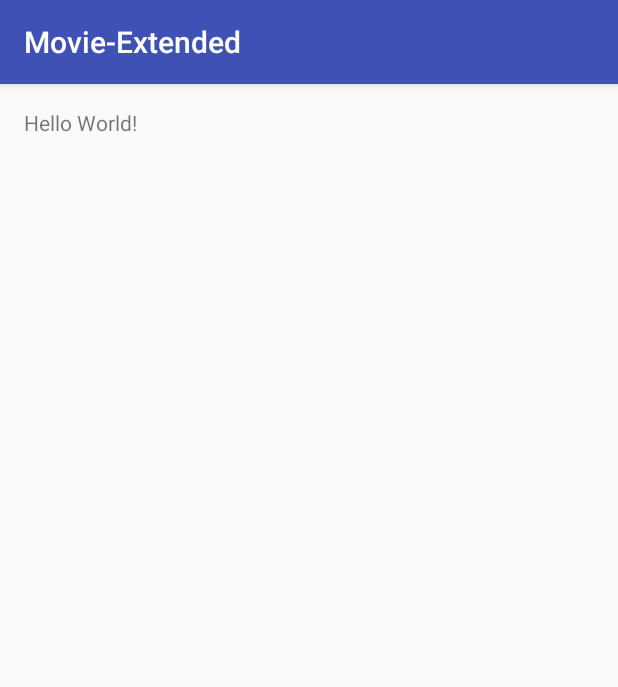
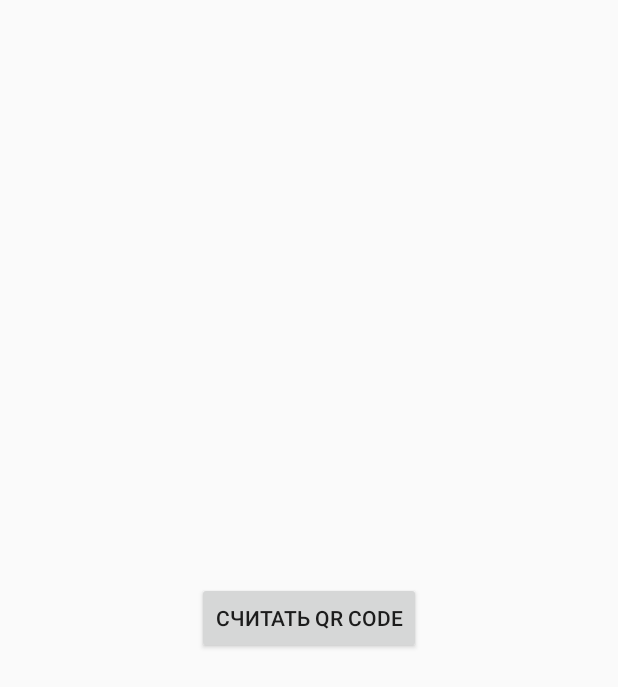
Before and after one commit to LeagueOfDevelopers/Movie-Extended, an Android app: the screen it shows after launch (MainActivity), on a phone screen of 412 x 824 dp. Shown: the top 687 px of the screen. Run offline under Robolectric (Android 15) with nearby library versions, the phone set to English and light mode, and no system bars; our stand-ins replace ButterKnife.

Commit message:
Qr Code reading demo

```diff
--- a/Android/app/build.gradle
+++ b/Android/app/build.gradle
@@ -23,4 +23,9 @@ dependencies {
     compile fileTree(dir: 'libs', include: ['*.jar'])
     testCompile 'junit:junit:4.12'
     compile 'com.android.support:appcompat-v7:23.1.1'
+
+    compile 'com.jakewharton:butterknife:7.0.1'
+    compile 'me.dm7.barcodescanner:zxing:1.8.3'
+
+
 }
--- a/Android/app/src/main/java/com/lod/movie_extended/MainActivity.java
+++ /dev/null
@@ -1,13 +0,0 @@
-package com.lod.movie_extended;
-
-import android.support.v7.app.AppCompatActivity;
-import android.os.Bundle;
-
-public class MainActivity extends AppCompatActivity {
-
-    @Override
-    protected void onCreate(Bundle savedInstanceState) {
-        super.onCreate(savedInstanceState);
-        setContentView(R.layout.activity_main);
-    }
-}
--- /dev/null
+++ b/Android/app/src/main/java/com/lod/movie_extended/uil/activity/MainActivity.java
@@ -0,0 +1,53 @@
+package com.lod.movie_extended.uil.activity;
+
+import android.content.Intent;
+import android.os.Bundle;
+import android.support.v7.app.AppCompatActivity;
+import android.view.View;
+import android.widget.Button;
+import android.widget.TextView;
+
+import com.lod.movie_extended.R;
+
+import butterknife.Bind;
+import butterknife.ButterKnife;
+import butterknife.OnClick;
+
+public class MainActivity extends AppCompatActivity{
+
+    @Bind(R.id.qr_code_read_button)
+    Button qrReadButton;
+
+    @Bind(R.id.result_text_view)
+    TextView resultTextView;
+
+    private static final int QR_REQUEST_CODE = 1;
+    public static final String QR_RESULT = "QR_RESULT";
+
+    @Override
+    public void onCreate(Bundle state) {
+        super.onCreate(state);
+        setContentView(R.layout.activity_main);
+        ButterKnife.bind(this);
+    }
+
+    @OnClick(R.id.qr_code_read_button)
+    protected void OnQrReadButtonClick(View v){
+        Intent intent = new Intent(this,QrCodeReaderActivity.class);
+        startActivityForResult(intent,QR_REQUEST_CODE);
+    }
+
+    @Override
+    protected void onActivityResult(int requestCode, int resultCode, Intent data) {
+        super.onActivityResult(requestCode, resultCode, data);
+        onQrCodeActivityResult(requestCode,resultCode,data);
+    }
+
+    private void onQrCodeActivityResult(int requestCode, int resultCode, Intent data) {
+        if(requestCode == QR_REQUEST_CODE && resultCode == RESULT_OK) {
+            Bundle bundle = data.getExtras();
+            String result = bundle.getString(QR_RESULT);
+            resultTextView.setText(result);
+        }
+    }
+}
--- a/Android/app/src/main/res/layout/activity_main.xml
+++ b/Android/app/src/main/res/layout/activity_main.xml
@@ -1,16 +1,27 @@
 <?xml version="1.0" encoding="utf-8"?>
-<RelativeLayout xmlns:android="http://schemas.android.com/apk/res/android"
+<RelativeLayout
+    xmlns:android="http://schemas.android.com/apk/res/android"
     xmlns:tools="http://schemas.android.com/tools"
     android:layout_width="match_parent"
     android:layout_height="match_parent"
-    android:paddingBottom="@dimen/activity_vertical_margin"
     android:paddingLeft="@dimen/activity_horizontal_margin"
     android:paddingRight="@dimen/activity_horizontal_margin"
     android:paddingTop="@dimen/activity_vertical_margin"
-    tools:context="com.lod.movie_extended.MainActivity">
+    android:paddingBottom="@dimen/activity_vertical_margin"
+    tools:context=".uil.activity.MainActivity">
 
     <TextView
+        android:id="@+id/result_text_view"
         android:layout_width="wrap_content"
         android:layout_height="wrap_content"
-        android:text="Hello World!" />
+        tools:text="result"
+        android:layout_marginTop="40dp"
+        android:layout_centerHorizontal="true"/>
+    <Button
+        android:id="@+id/qr_code_read_button"
+        android:layout_width="wrap_content"
+        android:layout_height="wrap_content"
+        android:text="Считать Qr Code"
+        android:layout_centerInParent="true"/>
+
 </RelativeLayout>
--- a/Android/app/src/main/res/values/styles.xml
+++ b/Android/app/src/main/res/values/styles.xml
@@ -1,7 +1,7 @@
 <resources>
 
     <!-- Base application theme. -->
-    <style name="AppTheme" parent="Theme.AppCompat.Light.DarkActionBar">
+    <style name="AppTheme" parent="Theme.AppCompat.Light.NoActionBar">
         <!-- Customize your theme here. -->
         <item name="colorPrimary">@color/colorPrimary</item>
         <item name="colorPrimaryDark">@color/colorPrimaryDark</item>
```
Also changed, not shown: Android/app/src/main/AndroidManifest.xml (+8 -3 lines), Android/app/src/main/java/com/lod/movie_extended/uil/activity/QrCodeReaderActivity.java (added, +48 -0 lines), Android/app/src/main/res/mipmap-mdpi/red_line.png (added).
